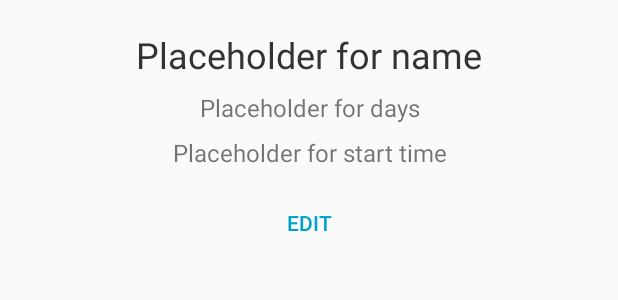
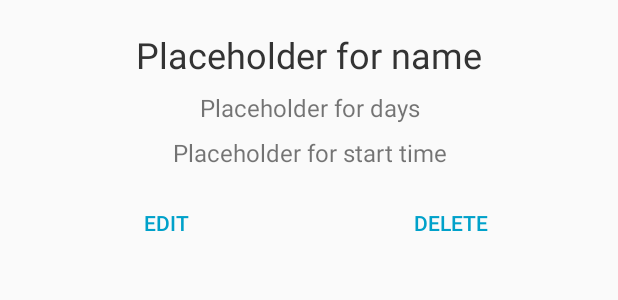
Before and after one commit to caseyklecan/routina, an Android app: the layout layout_view_routine.xml on its own in the app's theme, with its tools: preview values and no code run, on a phone screen of 412 x 824 dp. Shown: the top 300 px of the screen. Run offline under Robolectric (Android 15) with nearby library versions, the phone set to English and light mode, and no system bars.

Commit message:
can now delete routines

```diff
--- a/app/src/main/res/layout/layout_view_routine.xml
+++ b/app/src/main/res/layout/layout_view_routine.xml
@@ -42,6 +42,11 @@
 
     </ListView>
 
+    <LinearLayout
+        android:layout_width="match_parent"
+        android:layout_height="wrap_content"
+        android:orientation="horizontal">
+
         <Button
             android:layout_width="match_parent"
             android:layout_height="wrap_content"
@@ -50,6 +55,20 @@
             android:text="@string/label_edit"
             android:theme="@style/ButtonStyle"
             android:textColor="@color/colorTeal"
-        android:contentDescription="@string/label_save"/>
+            android:contentDescription="@string/label_edit"
+            android:layout_weight="1"/>
+
+        <Button
+            android:layout_width="match_parent"
+            android:layout_height="wrap_content"
+            android:layout_gravity="bottom"
+            android:id="@+id/button_delete_routine"
+            android:text="@string/label_delete"
+            android:theme="@style/ButtonStyle"
+            android:textColor="@color/colorTeal"
+            android:contentDescription="@string/label_delete"
+            android:layout_weight="1"/>
 
     </LinearLayout>
+
+</LinearLayout>
--- a/app/src/main/res/values/strings.xml
+++ b/app/src/main/res/values/strings.xml
@@ -4,6 +4,7 @@
 
     <string name="label_list">My Routines</string>
     <string name="label_edit">Edit</string>
+    <string name="label_delete">Delete</string>
     <string name="label_add">+</string>
 
     <string name="label_create_routine">Create Routine</string>
```
Also changed, not shown: app/src/main/java/itp341/klecan/casey/routina/ViewRoutineFragment.java (+12 -5 lines). Lines whose indentation alone changed are shown as unchanged.
